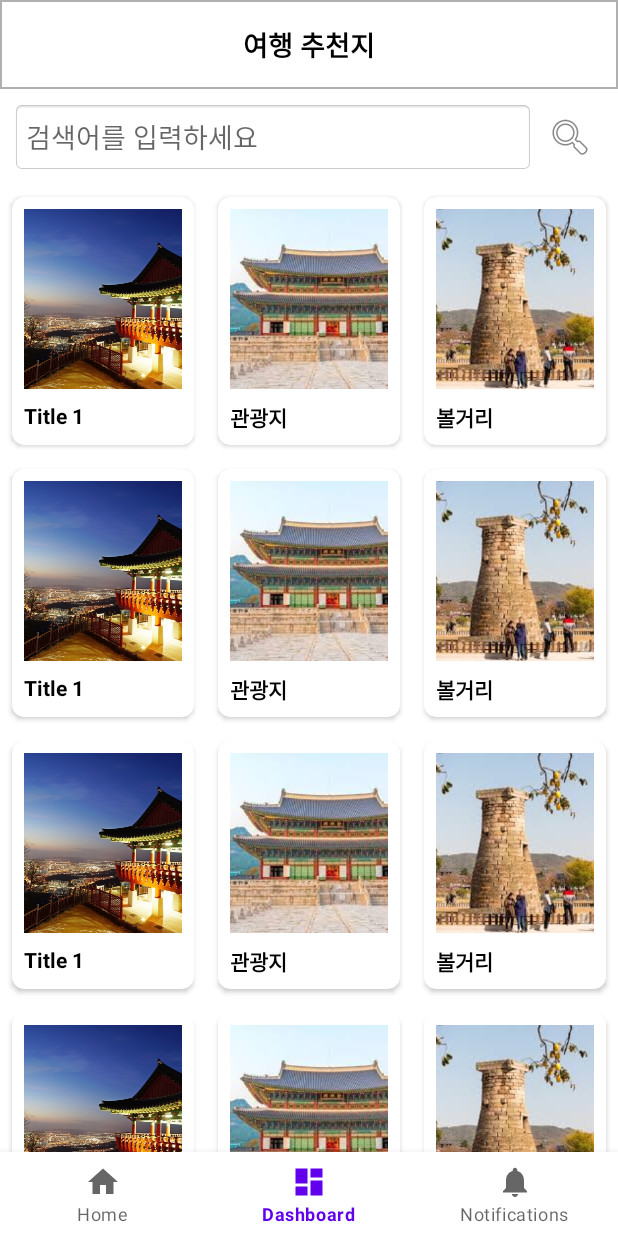
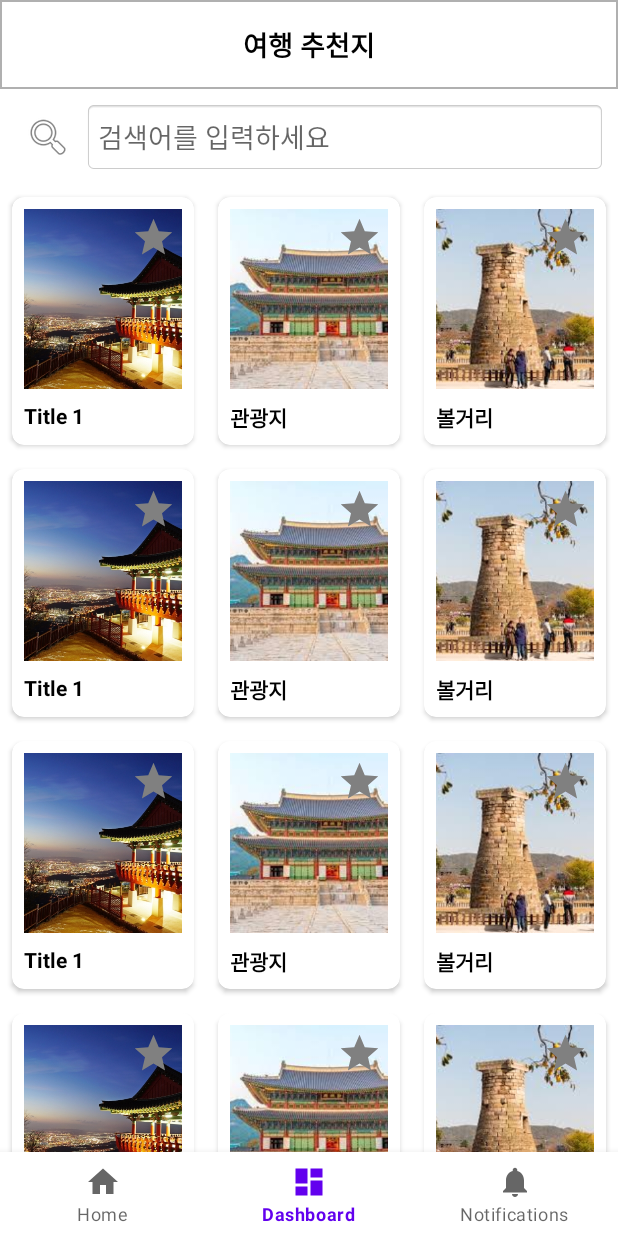
Before and after one commit to younjihoon/madcamp-1, an Android app: the DashboardFragment screen opened through its navigation route, on a phone screen of 412 x 824 dp. Run offline under Robolectric (Android 15) with nearby library versions, the phone set to English and light mode, and no system bars; our stand-ins replace navigation-ui; libraries missing offline, so code that uses them is left out: com.naver.maps; pictures from the network do not load; 2 statements that could not run were skipped.

Commit message:
scene 2 favorite button

```diff
--- a/app/src/main/java/com/example/madcamp2024wjhnh/ui/dashboard/PhotoAdapter.kt
+++ b/app/src/main/java/com/example/madcamp2024wjhnh/ui/dashboard/PhotoAdapter.kt
@@ -4,6 +4,7 @@ import android.content.Context
 import android.view.LayoutInflater
 import android.view.View
 import android.view.ViewGroup
+import android.widget.ImageButton
 import android.widget.ImageView
 import android.widget.TextView
 import android.widget.ToggleButton
@@ -20,6 +21,8 @@ class PhotoAdapter(
     class PhotoViewHolder(itemView: View) : RecyclerView.ViewHolder(itemView) {
         val photoImageView: ImageView = itemView.findViewById(R.id.photoImageView)
         val titleTextView: TextView = itemView.findViewById(R.id.photoTitleTextView)
+        val favoriteButton: ImageButton = itemView.findViewById(R.id.favoriteButton)
+
     }
 
     override fun onCreateViewHolder(parent: ViewGroup, viewType: Int): PhotoViewHolder {
@@ -36,6 +39,16 @@ class PhotoAdapter(
         holder.itemView.setOnClickListener {
             showPhotoDialog(photo, position)
         }
+        holder.favoriteButton.setImageResource(
+            if (photo.isFavorite) R.drawable.ic_star_filled else R.drawable.ic_star_outline
+        )
+        holder.favoriteButton.setOnClickListener {
+            photo.isFavorite = !photo.isFavorite // 상태 반전
+            holder.favoriteButton.setImageResource(
+                if (photo.isFavorite) R.drawable.ic_star_filled else R.drawable.ic_star_outline
+            )
+        }
+
     }
 
     override fun getItemCount(): Int = photos.size
--- /dev/null
+++ b/app/src/main/res/drawable/ic_star_filled.xml
@@ -0,0 +1,11 @@
+<?xml version="1.0" encoding="utf-8"?>
+<vector xmlns:android="http://schemas.android.com/apk/res/android"
+    android:width="30dp"
+    android:height="30dp"
+    android:viewportWidth="24"
+    android:viewportHeight="24">
+
+    <path
+        android:fillColor="#FFD700"
+        android:pathData="M12,17.27L18.18,21l-1.64-7.03L22,9.24l-7.19-.61L12,2 9.19,8.63 2,9.24l5.46,4.73L5.82,21z" />
+</vector>
--- /dev/null
+++ b/app/src/main/res/drawable/ic_star_outline.xml
@@ -0,0 +1,12 @@
+<?xml version="1.0" encoding="utf-8"?>
+
+<vector xmlns:android="http://schemas.android.com/apk/res/android"
+    android:width="30dp"
+    android:height="30dp"
+    android:viewportWidth="24"
+    android:viewportHeight="24">
+
+    <path
+        android:fillColor="#808080"
+        android:pathData="M12,17.27L18.18,21l-1.64-7.03L22,9.24l-7.19-.61L12,2 9.19,8.63 2,9.24l5.46,4.73L5.82,21z" />
+</vector>
--- a/app/src/main/res/layout/fragment_dashboard.xml
+++ b/app/src/main/res/layout/fragment_dashboard.xml
@@ -34,26 +34,25 @@
         app:layout_constraintStart_toStartOf="parent"
         app:layout_constraintEnd_toEndOf="parent">
 
-        <!-- 검색창 -->
-        <EditText
-            android:id="@+id/searchEditText"
-            android:layout_width="0dp"
-            android:layout_height="48dp"
-            android:layout_weight="1"
-            android:background="@android:drawable/editbox_background"
-            android:hint="검색어를 입력하세요"
-            android:inputType="text" />
-
         <!-- 돋보기 아이콘 버튼 -->
         <ImageButton
             android:id="@+id/searchButton"
             android:layout_width="wrap_content"
             android:layout_height="wrap_content"
             android:background="@null"
+            android:contentDescription="검색 버튼"
             android:padding="8dp"
-            android:src="@android:drawable/ic_menu_search"
-            android:contentDescription="검색 버튼" />
+            android:src="@android:drawable/ic_menu_search" />
 
+        <!-- 검색창 -->
+        <EditText
+            android:id="@+id/searchEditText"
+            android:layout_width="328dp"
+            android:layout_height="48dp"
+            android:layout_weight="1"
+            android:background="@android:drawable/editbox_background"
+            android:hint="검색어를 입력하세요"
+            android:inputType="text" />
     </LinearLayout>
 
 
--- a/app/src/main/res/layout/item_photo.xml
+++ b/app/src/main/res/layout/item_photo.xml
@@ -1,12 +1,17 @@
-<?xml version="1.0" encoding="utf-8"?>
-<androidx.cardview.widget.CardView xmlns:android="http://schemas.android.com/apk/res/android"
+<androidx.cardview.widget.CardView
+    xmlns:android="http://schemas.android.com/apk/res/android"
+    xmlns:app="http://schemas.android.com/apk/res-auto"
     android:layout_width="wrap_content"
     android:layout_height="wrap_content"
-    xmlns:app="http://schemas.android.com/apk/res-auto"
     android:layout_margin="8dp"
     app:cardCornerRadius="8dp"
     app:layout_constraintBottom_toBottomOf="parent">
 
+    <FrameLayout
+        android:layout_width="match_parent"
+        android:layout_height="match_parent">
+
+        <!-- 기존 콘텐츠 -->
         <LinearLayout
             android:layout_width="match_parent"
             android:layout_height="match_parent"
@@ -30,4 +35,17 @@
                 android:textColor="@android:color/black" />
 
         </LinearLayout>
+
+        <!-- 즐겨찾기 버튼 -->
+        <ImageButton
+            android:id="@+id/favoriteButton"
+            android:layout_width="46dp"
+            android:layout_height="46dp"
+            android:layout_gravity="end|top"
+            android:layout_marginTop="4dp"
+            android:layout_marginEnd="4dp"
+            android:background="@null"
+            android:contentDescription="@string/favorite"
+            android:src="@drawable/ic_star_outline" />
+    </FrameLayout>
 </androidx.cardview.widget.CardView>
--- a/app/src/main/res/values/strings.xml
+++ b/app/src/main/res/values/strings.xml
@@ -7,4 +7,5 @@
     <string name="photo">photo</string>
     <string name="add_item">Add Item</string>
     <string name="edit_item">Edit item</string>
+    <string name="favorite">Favorite</string> <!-- "favorite" 추가 -->
 </resources>
```
Lines whose indentation alone changed are shown as unchanged.
